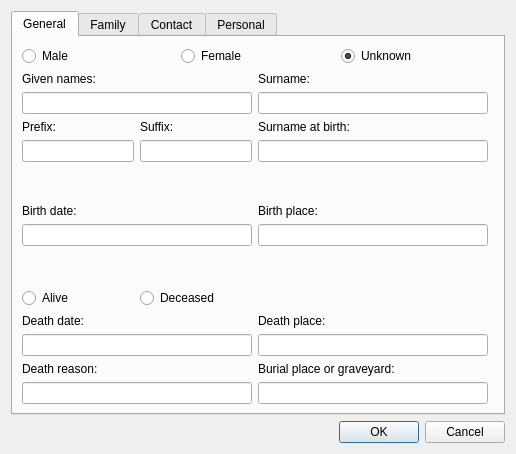
Above: dialogs/persondialog.ui from caybro/pedikree before the change. Below: the same form after it.
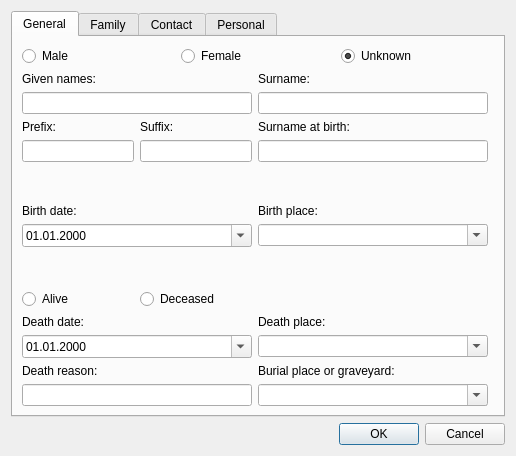
That is the form after the change.

Commit message: make place editors into lookup comboboxes

What changed in the file:
```diff
--- a/dialogs/persondialog.ui
+++ b/dialogs/persondialog.ui
@@ -7,7 +7,7 @@
     <x>0</x>
     <y>0</y>
     <width>516</width>
-    <height>454</height>
+    <height>456</height>
    </rect>
   </property>
   <layout class="QVBoxLayout" name="verticalLayout">
@@ -81,9 +81,6 @@
          </item>
         </layout>
        </item>
-       <item row="7" column="0">
-        <widget class="QLineEdit" name="leBirthDate"/>
-       </item>
        <item row="13" column="0">
         <widget class="QLineEdit" name="leDeathReason"/>
        </item>
@@ -184,9 +181,6 @@
          </property>
         </widget>
        </item>
-       <item row="11" column="0">
-        <widget class="QLineEdit" name="leDeathDate"/>
-       </item>
        <item row="8" column="1">
         <spacer name="verticalSpacer_2">
          <property name="orientation">
@@ -240,21 +234,62 @@
          </property>
         </widget>
        </item>
-       <item row="13" column="1">
-        <widget class="QLineEdit" name="leBurialPlace"/>
-       </item>
-       <item row="11" column="1">
-        <widget class="QLineEdit" name="leDeathPlace"/>
-       </item>
-       <item row="7" column="1">
-        <widget class="QLineEdit" name="leBirthPlace"/>
-       </item>
        <item row="4" column="1">
         <widget class="QLineEdit" name="leBirthSurname"/>
        </item>
        <item row="2" column="1">
         <widget class="QLineEdit" name="leSurname"/>
        </item>
+       <item row="7" column="0">
+        <widget class="QDateEdit" name="leBirthDate">
+         <property name="displayFormat">
+          <string>dd.MM.yyyy</string>
+         </property>
+         <property name="calendarPopup">
+          <bool>true</bool>
+         </property>
+        </widget>
+       </item>
+       <item row="11" column="0">
+        <widget class="QDateEdit" name="leDeathDate">
+         <property name="displayFormat">
+          <string>dd.MM.yyyy</string>
+         </property>
+         <property name="calendarPopup">
+          <bool>true</bool>
+         </property>
+        </widget>
+       </item>
+       <item row="7" column="1">
+        <widget class="QComboBox" name="leBirthPlace">
+         <property name="editable">
+          <bool>true</bool>
+         </property>
+         <property name="insertPolicy">
+          <enum>QComboBox::NoInsert</enum>
+         </property>
+        </widget>
+       </item>
+       <item row="11" column="1">
+        <widget class="QComboBox" name="leDeathPlace">
+         <property name="editable">
+          <bool>true</bool>
+         </property>
+         <property name="insertPolicy">
+          <enum>QComboBox::NoInsert</enum>
+         </property>
+        </widget>
+       </item>
+       <item row="13" column="1">
+        <widget class="QComboBox" name="leBurialPlace">
+         <property name="editable">
+          <bool>true</bool>
+         </property>
+         <property name="insertPolicy">
+          <enum>QComboBox::NoInsert</enum>
+         </property>
+        </widget>
+       </item>
       </layout>
      </widget>
      <widget class="QWidget" name="tabFamily">
```
Left out of the diff: 3 changed lines with no effect on the pictures. The commit also changes 2 other files.
